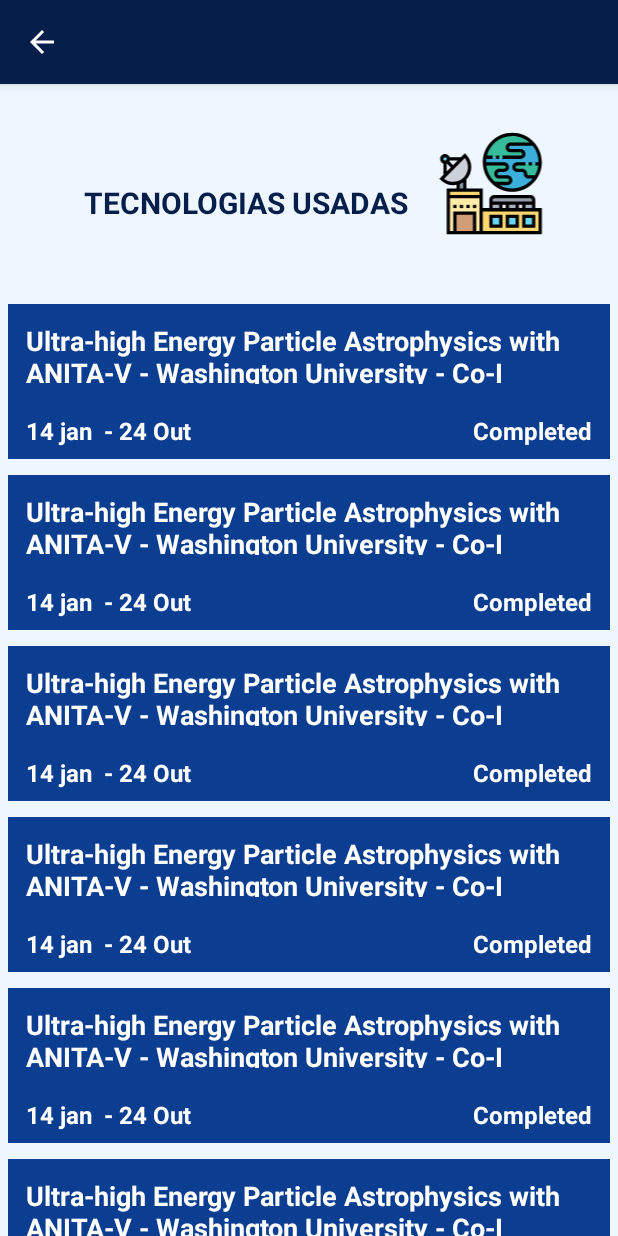
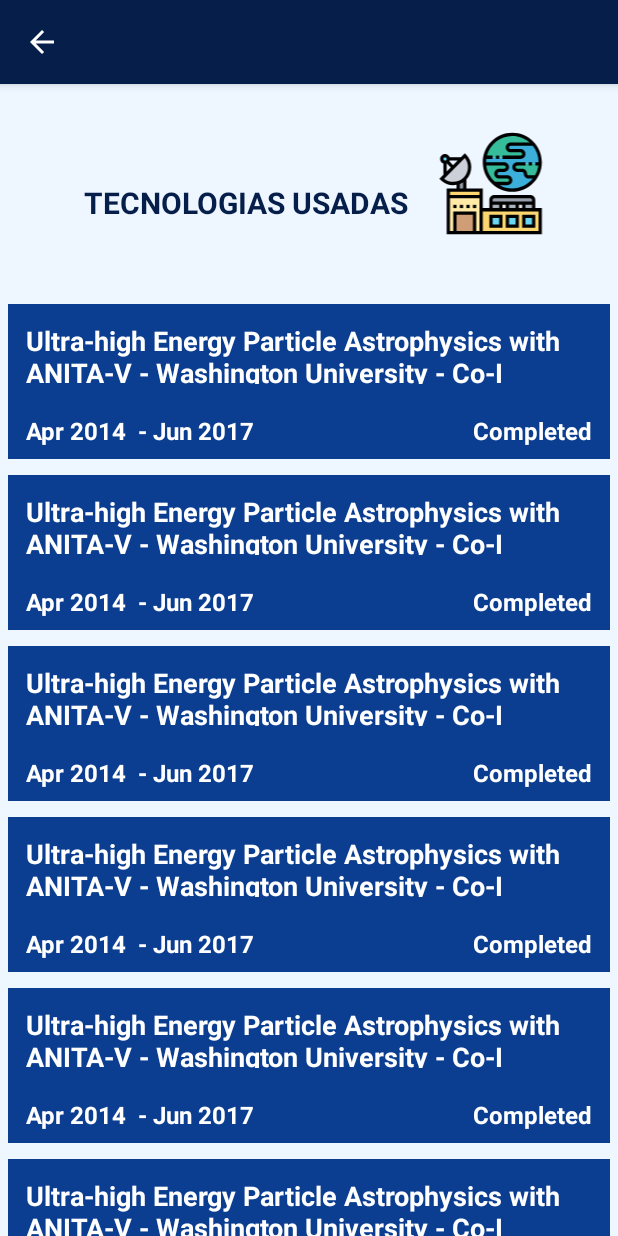
Before and after one commit to davihenrique05/cyberspace-info, an Android app: the TecnologiasUsadasFragment screen opened through its navigation route, on a phone screen of 412 x 824 dp. Run offline under Robolectric (Android 15) with nearby library versions, the phone set to English and light mode, and no system bars; our stand-ins replace Picasso; pictures from the network do not load.

Commit message:
Alterando dateStart e dateEnd das infos mocadas

```diff
--- a/app/src/main/java/com/example/cyberspace_info/listatecnologiasusadas/view/TecnologiasUsadasFragment.kt
+++ b/app/src/main/java/com/example/cyberspace_info/listatecnologiasusadas/view/TecnologiasUsadasFragment.kt
@@ -49,19 +49,19 @@ class TecnologiasUsadasFragment : Fragment() {
             adapter = TecnologiasUsadasAdapter(listOf(
 
                 ProjectModel(1,"Ultra-high Energy Particle Astrophysics with ANITA-V - Washington University - Co-I",
-                    "Completed","14 jan ","24 Out","..."),
+                    "Completed","Apr 2014 ","Jun 2017","..."),
                 ProjectModel(1,"Ultra-high Energy Particle Astrophysics with ANITA-V - Washington University - Co-I",
-                    "Completed","14 jan ","24 Out","..."),
+                    "Completed","Apr 2014 ","Jun 2017","..."),
                 ProjectModel(1,"Ultra-high Energy Particle Astrophysics with ANITA-V - Washington University - Co-I",
-                    "Completed","14 jan ","24 Out","..."),
+                    "Completed","Apr 2014 ","Jun 2017","..."),
                 ProjectModel(1,"Ultra-high Energy Particle Astrophysics with ANITA-V - Washington University - Co-I",
-                    "Completed","14 jan ","24 Out","..."),
+                    "Completed","Apr 2014 ","Jun 2017","..."),
                 ProjectModel(1,"Ultra-high Energy Particle Astrophysics with ANITA-V - Washington University - Co-I",
-                    "Completed","14 jan ","24 Out","..."),
+                    "Completed","Apr 2014 ","Jun 2017","..."),
                 ProjectModel(1,"Ultra-high Energy Particle Astrophysics with ANITA-V - Washington University - Co-I",
-                    "Completed","14 jan ","24 Out","..."),
+                    "Completed","Apr 2014 ","Jun 2017","..."),
                 ProjectModel(1,"Ultra-high Energy Particle Astrophysics with ANITA-V - Washington University - Co-I",
-                    "Completed","14 jan ","24 Out","...")
+                    "Completed","Apr 2014 ","Jun 2017","...")
             )){
 
                 val bottomSheetFragment =  BottomSheetFragment();
--- a/app/src/main/res/layout/bottom_sheet.xml
+++ b/app/src/main/res/layout/bottom_sheet.xml
@@ -12,7 +12,7 @@
         android:id="@+id/txtTitleProject"
         android:layout_width="match_parent"
         android:layout_height="wrap_content"
-        android:text="Apollo 11 Technology"
+        android:text="Ultra-high Energy Particle Astrophysics with ANITA-V"
         android:layout_margin="30dp"
         android:textColor="@color/colorGrayTitleAndContent"
         android:textStyle="bold"
```
